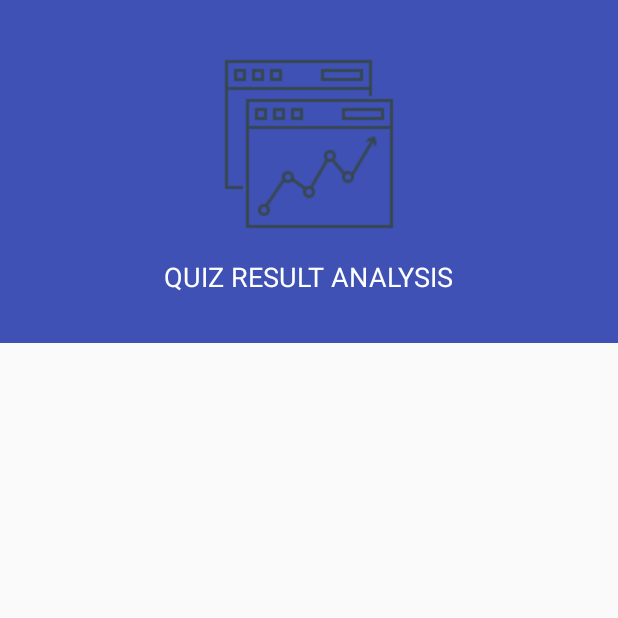
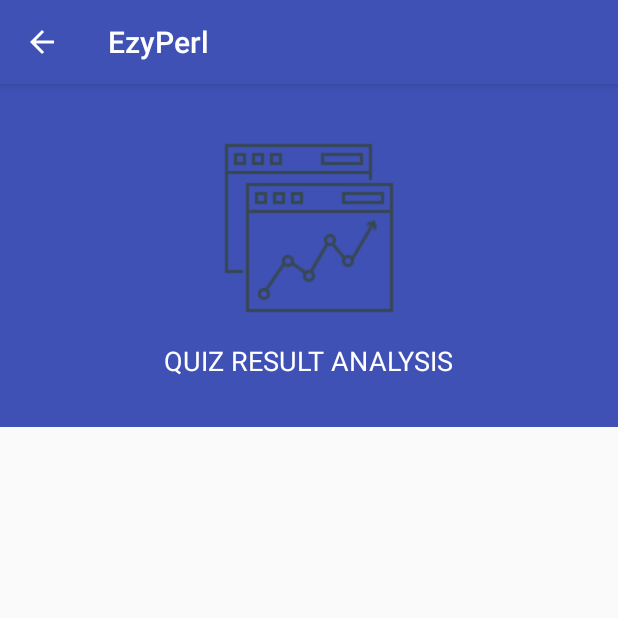
Before and after one commit to redoy-ahmed/EzyPerl, an Android app: the AnalysisActivity screen opened directly, with no data from a screen before it, on a phone screen of 412 x 824 dp, the top half of it. Run offline under Robolectric (Android 15) with nearby library versions, the phone set to English and light mode, and no system bars; our stand-ins replace ButterKnife, sdp/ssp sizes; 2 statements that could not run were skipped.

Commit message:
activity finish method added

```diff
--- a/app/src/main/java/com/example/redoyahmed/ezyperl/Activity/AnalysisActivity.java
+++ b/app/src/main/java/com/example/redoyahmed/ezyperl/Activity/AnalysisActivity.java
@@ -5,6 +5,8 @@ import android.os.Bundle;
 import android.support.v7.app.AppCompatActivity;
 import android.support.v7.widget.LinearLayoutManager;
 import android.support.v7.widget.RecyclerView;
+import android.support.v7.widget.Toolbar;
+import android.view.MenuItem;
 
 import com.example.redoyahmed.ezyperl.Adapters.RecyclerViewAdapterAnalysis;
 import com.example.redoyahmed.ezyperl.Model.ResultItem;
@@ -21,6 +23,9 @@ import butterknife.ButterKnife;
 
 public class AnalysisActivity extends AppCompatActivity {
 
+    @BindView(R.id.toolbar)
+    public Toolbar toolbar;
+
     @BindView(R.id.quiz_result)
     public RecyclerView resultRecyclerView;
 
@@ -30,8 +35,14 @@ public class AnalysisActivity extends AppCompatActivity {
         setContentView(R.layout.activity_analysis);
         ButterKnife.bind(this);
 
+        initializeWidgets();
         loadWidgetsData();
+    }
 
+    private void initializeWidgets() {
+        setSupportActionBar(toolbar);
+        getSupportActionBar().setHomeButtonEnabled(true);
+        getSupportActionBar().setDisplayHomeAsUpEnabled(true);
     }
 
     private void loadWidgetsData() {
@@ -48,4 +59,19 @@ public class AnalysisActivity extends AppCompatActivity {
         Collections.addAll(allCategories, response);
         return allCategories;
     }
+
+    @Override
+    public void onBackPressed() {
+        finish();
+    }
+
+    @Override
+    public boolean onOptionsItemSelected(MenuItem item) {
+        int id = item.getItemId();
+
+        if (id == android.R.id.home) {
+            finish();
+        }
+        return super.onOptionsItemSelected(item);
+    }
 }
--- a/app/src/main/java/com/example/redoyahmed/ezyperl/Activity/QuizDetailActivity.java
+++ b/app/src/main/java/com/example/redoyahmed/ezyperl/Activity/QuizDetailActivity.java
@@ -89,6 +89,7 @@ public class QuizDetailActivity extends AppCompatActivity implements View.OnClic
             resultIntent.putExtra(Constants.LANGUAGE_ID, languageID);
             resultIntent.putExtra(Constants.CATEGORY_ID, categoryID);
             startActivity(resultIntent);
+            finish();
         }
     }
 
@@ -185,6 +186,7 @@ public class QuizDetailActivity extends AppCompatActivity implements View.OnClic
                     resultIntent.putExtra(Constants.LANGUAGE_ID, languageID);
                     resultIntent.putExtra(Constants.CATEGORY_ID, categoryID);
                     startActivity(resultIntent);
+                    finish();
                 }
             }
 
--- a/app/src/main/java/com/example/redoyahmed/ezyperl/Activity/StartQuizActivity.java
+++ b/app/src/main/java/com/example/redoyahmed/ezyperl/Activity/StartQuizActivity.java
@@ -86,6 +86,7 @@ public class StartQuizActivity extends AppCompatActivity {
                     intent.putExtra(Constants.LANGUAGE_ID, languageID);
                     intent.putExtra(Constants.CATEGORY_ID, quizCategoryID);
                     startActivity(intent);
+                    finish();
                 } else {
                     dialog = customSweetAlertDialog.getAlertDialog(StartQuizActivity.this, SweetAlertDialog.ERROR_TYPE, "Oops...", "You must agree to quiz instruction before you start!");
                     dialog.show();
--- a/app/src/main/res/layout/activity_analysis.xml
+++ b/app/src/main/res/layout/activity_analysis.xml
@@ -4,6 +4,20 @@
     android:layout_height="match_parent"
     xmlns:app="http://schemas.android.com/apk/res-auto"
     android:orientation="vertical">
+
+    <android.support.design.widget.AppBarLayout
+        android:id="@+id/appbar"
+        android:layout_width="match_parent"
+        android:layout_height="wrap_content"
+        android:theme="@style/AppTheme.AppBarOverlay">
+
+        <android.support.v7.widget.Toolbar
+            android:id="@+id/toolbar"
+            android:layout_width="match_parent"
+            android:layout_height="?attr/actionBarSize"
+            android:background="?attr/colorPrimary"
+            app:popupTheme="@style/AppTheme.PopupOverlay" />
+    </android.support.design.widget.AppBarLayout>
 
     <LinearLayout
         android:layout_width="match_parent"
```
Also changed, not shown: app/src/main/java/com/example/redoyahmed/ezyperl/Activity/ResultActivity.java (+10 -0 lines).
